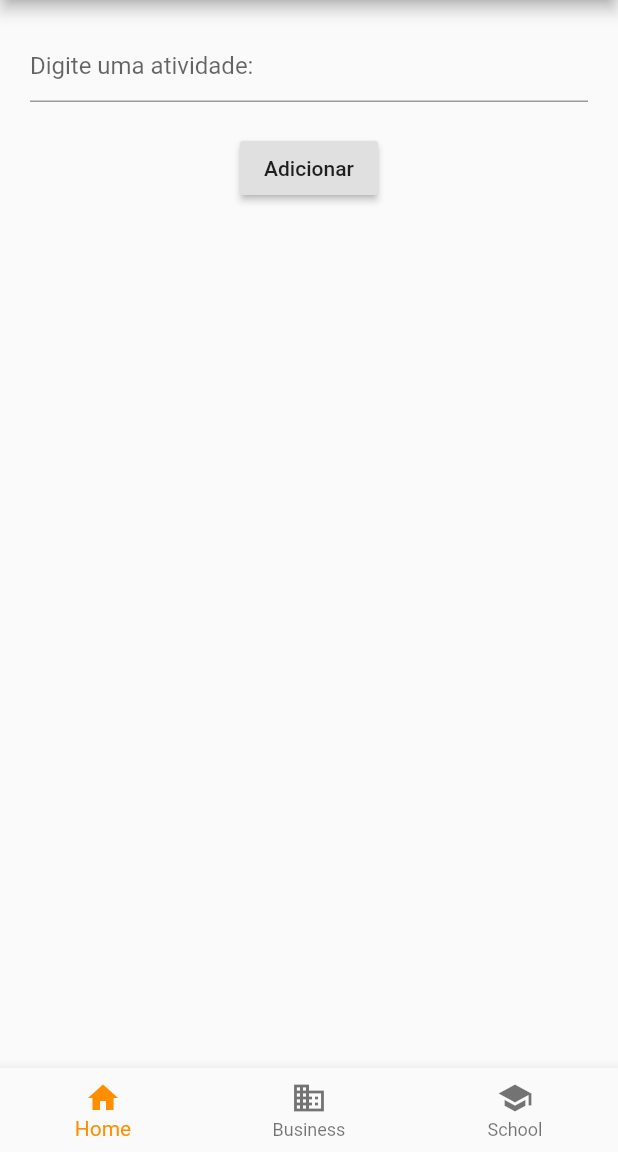
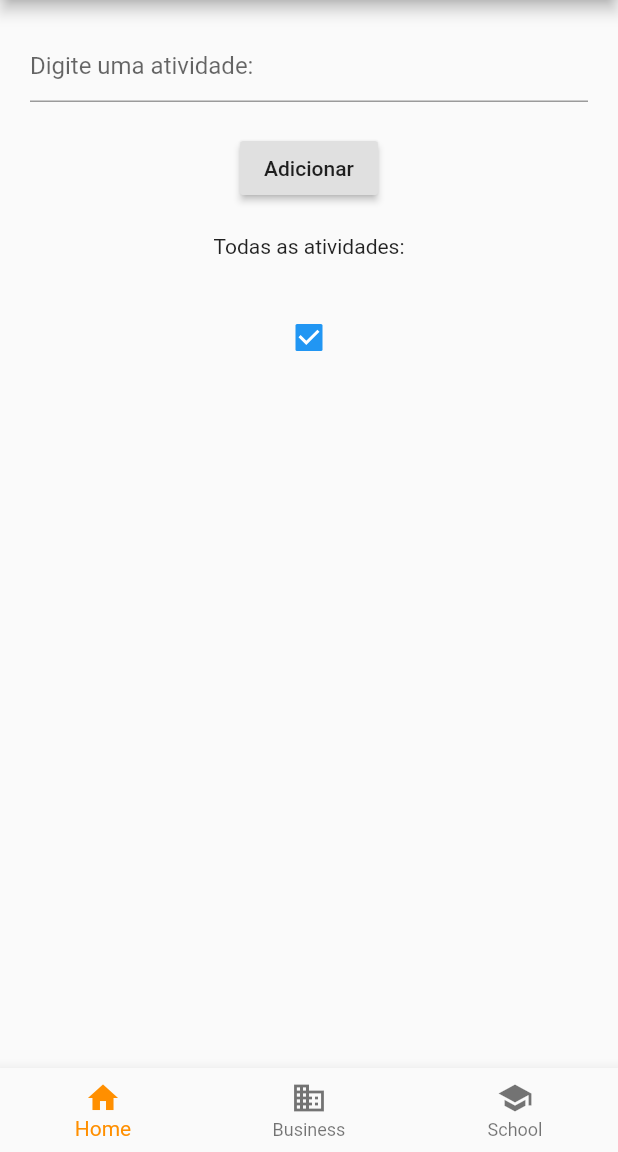
Before and after one commit to DanielSoaresRocha/firstFlutter, a Flutter app: the screen it shows after launch, after a tap on "Adicionar", on a phone screen of 412 x 824 dp, the part 84-1236 px from its top. Run offline on Flutter 3.47's test engine with Material 2 defaults, Android fonts, the phone set to English and light mode, and no system bars.

Commit message:
adicionando componente Task

```diff
--- /dev/null
+++ b/lib/src/components/Task.dart
@@ -0,0 +1,26 @@
+import 'package:flutter/material.dart';
+
+class Task extends StatelessWidget {
+  String _task;
+  bool _complete;
+
+  Task(this._task, this._complete);
+
+  @override
+  Widget build(BuildContext context) {
+    // TODO: implement build
+    return Container(
+        child: Center(
+      child: Row(
+        mainAxisSize: MainAxisSize.min,
+        children: <Widget>[
+          Text(_task),
+          Checkbox(
+            value: _complete,
+            onChanged: (bool value) {},
+          )
+        ],
+      ),
+    ));
+  }
+}
--- a/lib/src/pages/AddTask.dart
+++ b/lib/src/pages/AddTask.dart
@@ -1,4 +1,5 @@
 import 'package:flutter/material.dart';
+import 'package:hello_world/src/components/Task.dart';
 
 class AddTask extends StatefulWidget {
   AddTask({Key key}) : super(key: key);
@@ -9,6 +10,10 @@ class AddTask extends StatefulWidget {
 
 class _AddTask extends State<AddTask> {
   String task = '';
+
+  List<String> tasks = <String>[];
+
+  final TextEditingController controllerText = new TextEditingController();
 
   @override
   Widget build(BuildContext context) {
@@ -27,11 +32,35 @@ class _AddTask extends State<AddTask> {
                   task = text;
                 });
               },
+              controller: controllerText,
             ),
           ),
           RaisedButton(
-            onPressed: () {},
+            onPressed: () {
+              setState(() {
+                tasks.add(task);
+                task = '';
+              });
+              controllerText.clear();
+            },
             child: Text('Adicionar'),
+          ),
+          Padding(
+            padding: const EdgeInsets.symmetric(vertical: 20.0),
+            child: Text('Todas as atividades:'),
+          ),
+          SizedBox(
+            height: 300.0,
+            child: ListView.builder(
+                scrollDirection: Axis.vertical,
+                padding: const EdgeInsets.all(8),
+                itemCount: tasks.length,
+                itemBuilder: (BuildContext context, int index) {
+                  return Container(
+                    height: 50,
+                    child: Center(child: Task(tasks[index], true)),
+                  );
+                }),
           ),
         ],
       ),
```
